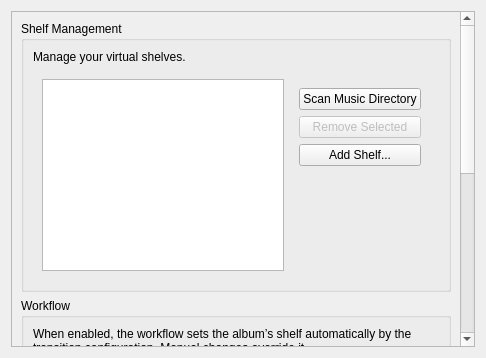
Old version of the form shelves/shelves_config.ui in the repository nrth3rnlb/picard-plugin-shelves.
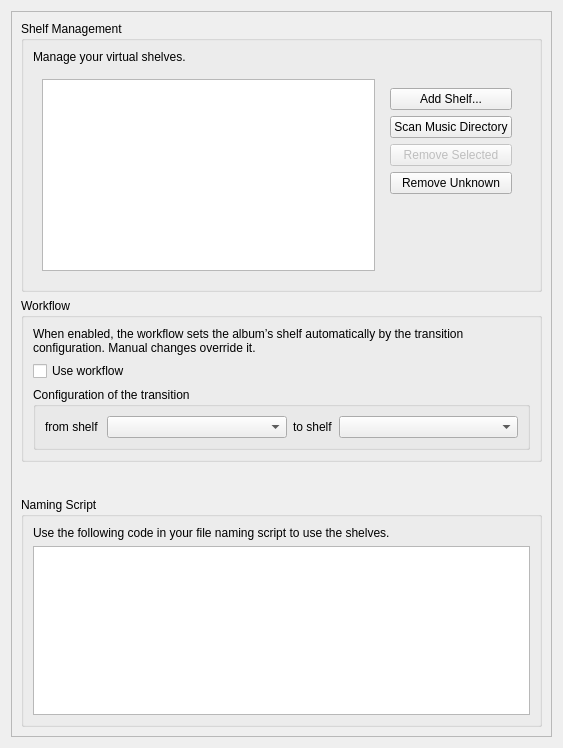
New version of the form.

Commit message:
feat(options): Option to remove shelves that no longer exist from the list
- and lots of refactoring

refactor: am I crazy?

momentan mit Bug:

Traceback (most recent call last):
  File "/app/lib/python3.12/site-packages/picard/ui/options/dialog.py", line 201, in load_all_pages
    page.load()
  File "/home/andreas/.var/app/org.musicbrainz.Picard/config/MusicBrainz/Picard/plugins/shelves/options.py", line 85, in load
    shelves = sorted(self.utils.get_known_shelves())

Patch:
```diff
--- a/shelves/shelves_config.ui
+++ b/shelves/shelves_config.ui
@@ -2,6 +2,14 @@
 <ui version="4.0">
  <class>ShelvesConfigPage</class>
  <widget class="QWidget" name="ShelvesConfigPage">
+     <property name="geometry">
+         <rect>
+             <x>0</x>
+             <y>0</y>
+             <width>563</width>
+             <height>748</height>
+         </rect>
+     </property>
   <property name="windowTitle">
    <string>Shelves Configuration</string>
   </property>
@@ -12,6 +20,14 @@
       <bool>true</bool>
      </property>
      <widget class="QWidget" name="scrollAreaWidgetContents">
+         <property name="geometry">
+             <rect>
+                 <x>0</x>
+                 <y>0</y>
+                 <width>543</width>
+                 <height>728</height>
+             </rect>
+         </property>
       <layout class="QVBoxLayout" name="verticalLayout">
        <item alignment="Qt::AlignTop">
         <widget class="QGroupBox" name="shelves_group">
@@ -70,6 +86,13 @@
                </property>
                <layout class="QVBoxLayout" name="verticalLayout_6">
                 <item>
+                    <widget class="QPushButton" name="b_add_shelf">
+                        <property name="text">
+                            <string>Add Shelf...</string>
+                        </property>
+                    </widget>
+                </item>
+                   <item>
                  <widget class="QPushButton" name="b_scan_4_shelves">
                   <property name="toolTip">
                    <string>Automatically detect shelves from your music library directory</string>
@@ -90,9 +113,12 @@
                  </widget>
                 </item>
                 <item>
-                 <widget class="QPushButton" name="b_add_shelf">
+                    <widget class="QPushButton" name="b_remove_unknown_shelves">
+                        <property name="toolTip">
+                            <string>Remove virtual shelves that have no equivalent in the music directory.</string>
+                        </property>
                   <property name="text">
-                   <string>Add Shelf...</string>
+                      <string>Remove Unknown</string>
                   </property>
                  </widget>
                 </item>
```
The commit also changes 8 other files.
